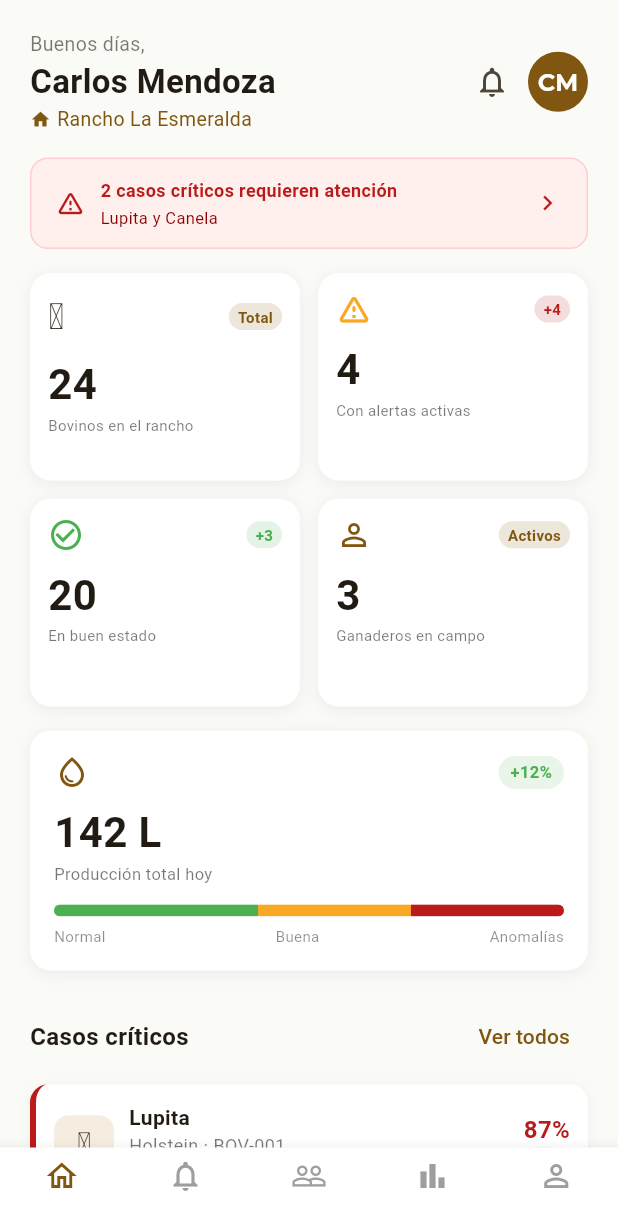
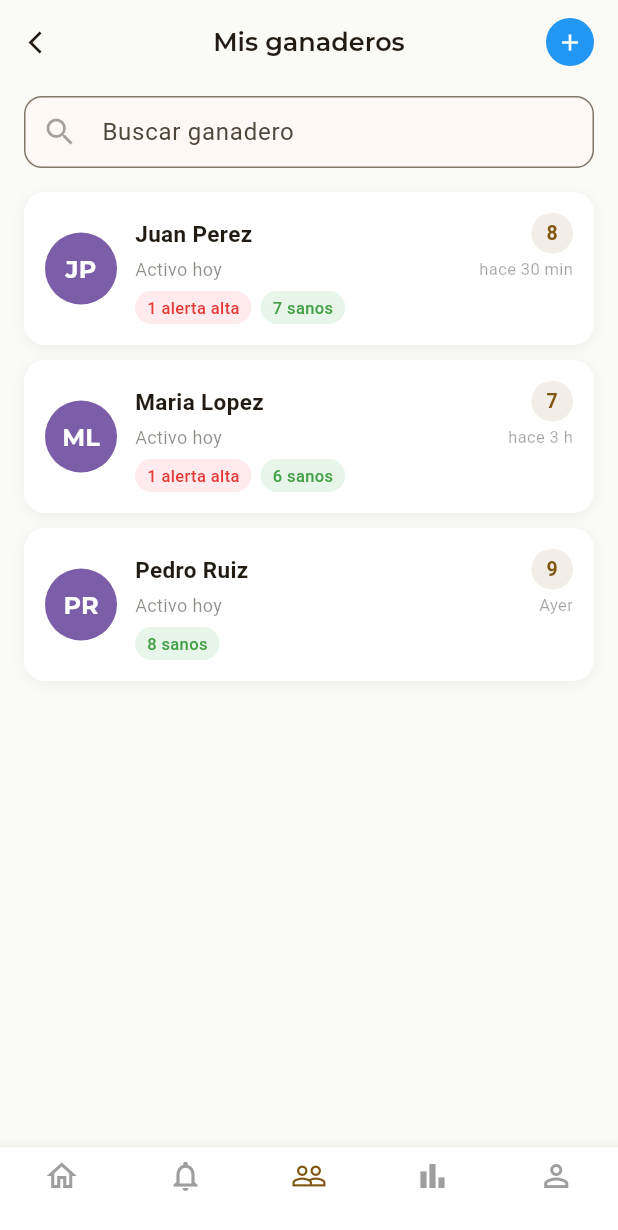
Before and after one commit to skinny10/Ganajec, a Flutter app: the screen it shows after launch, on a phone screen of 412 x 824 dp. Shown: the top 1230 px of the screen. Run offline on Flutter 3.47's test engine with Material 3 defaults, Android fonts, the phone set to English and light mode, and no system bars; our stand-ins replace device_preview, dio, go_router, google_fonts; accounts and stored records are empty.

Commit message:
feat: add mis ganaderos screen with clean architecture

```diff
--- a/lib/core/router/app_router.dart
+++ b/lib/core/router/app_router.dart
@@ -4,6 +4,7 @@ import 'package:ganajec/features/auth/presentation/screens/register/register_scr
 import 'package:ganajec/features/ganadero/presentation/screens/home/home_screen.dart';
 import 'package:ganajec/features/ganadero/presentation/screens/registro_bovino/registro_bovino_screen.dart';
 import 'package:ganajec/features/dueno/presentation/screens/dashboard/dashboard_screen.dart';
+import 'package:ganajec/features/dueno/presentation/screens/mis_ganaderos/mis_ganaderos_screen.dart';
 
 class AppRoutes {
   AppRoutes._();
@@ -12,12 +13,13 @@ class AppRoutes {
   static const String home = '/home';
   static const String registroBovino = '/registro-bovino';
   static const String dashboardDueno = '/dashboard-dueno';
+  static const String misGanaderos = '/mis-ganaderos';
 }
 
 class AppRouter {
   AppRouter._();
   static final router = GoRouter(
-    initialLocation: AppRoutes.dashboardDueno,
+    initialLocation: AppRoutes.misGanaderos,
     routes: [
       GoRoute(
         path: AppRoutes.login,
@@ -39,6 +41,10 @@ class AppRouter {
         path: AppRoutes.dashboardDueno,
         builder: (context, state) => const DashboardScreen(),
       ),
+      GoRoute(
+        path: AppRoutes.misGanaderos,
+        builder: (context, state) => const MisGanaderosScreen(),
+      ),
     ],
   );
 }
--- /dev/null
+++ b/lib/features/dueno/presentation/screens/mis_ganaderos/mis_ganaderos_components.dart
@@ -0,0 +1,37 @@
+import 'package:flutter/material.dart';
+
+class GanaderoSearchBar extends StatelessWidget {
+  final TextEditingController controller;
+  final ValueChanged<String> onChanged;
+
+  const GanaderoSearchBar({
+    super.key,
+    required this.controller,
+    required this.onChanged,
+  });
+
+  @override
+  Widget build(BuildContext context) {
+    final colors = Theme.of(context).colorScheme;
+
+    return Padding(
+      padding: const EdgeInsets.symmetric(horizontal: 16, vertical: 8),
+      child: TextField(
+        controller: controller,
+        onChanged: onChanged,
+        decoration: InputDecoration(
+          hintText: 'Buscar ganadero',
+          prefixIcon: Icon(Icons.search,
+              color: colors.onSurface.withValues(alpha: 0.4)),
+          filled: true,
+          fillColor: colors.surface,
+          border: OutlineInputBorder(
+            borderRadius: BorderRadius.circular(12),
+            borderSide: BorderSide.none,
+          ),
+          contentPadding: const EdgeInsets.symmetric(vertical: 12),
+        ),
+      ),
+    );
+  }
+}
--- /dev/null
+++ b/lib/features/dueno/presentation/screens/mis_ganaderos/mis_ganaderos_screen.dart
@@ -0,0 +1,132 @@
+import 'package:flutter/material.dart';
+import 'package:ganajec/features/dueno/domain/entities/dueno_dashboard.dart';
+import '../../widgets/ganadero_list_tile.dart';
+import 'mis_ganaderos_components.dart';
+
+class MisGanaderosScreen extends StatefulWidget {
+  const MisGanaderosScreen({super.key});
+
+  @override
+  State<MisGanaderosScreen> createState() => _MisGanaderosScreenState();
+}
+
+class _MisGanaderosScreenState extends State<MisGanaderosScreen> {
+  final TextEditingController _searchController = TextEditingController();
+  String _query = '';
+
+  @override
+  void dispose() {
+    _searchController.dispose();
+    super.dispose();
+  }
+
+  final List<GanaderoResumen> _ganaderos = [
+    GanaderoResumen(
+      id: '1',
+      nombre: 'Juan Perez',
+      iniciales: 'JP',
+      totalBovinos: 8,
+      alertasAltas: 1,
+      animalesSanos: 7,
+      activoHoy: true,
+      ultimaActividad: DateTime.now().subtract(const Duration(minutes: 30)),
+    ),
+    GanaderoResumen(
+      id: '2',
+      nombre: 'Maria Lopez',
+      iniciales: 'ML',
+      totalBovinos: 7,
+      alertasAltas: 1,
+      animalesSanos: 6,
+      activoHoy: true,
+      ultimaActividad: DateTime.now().subtract(const Duration(hours: 3)),
+    ),
+    GanaderoResumen(
+      id: '3',
+      nombre: 'Pedro Ruiz',
+      iniciales: 'PR',
+      totalBovinos: 9,
+      alertasAltas: 0,
+      animalesSanos: 8,
+      activoHoy: true,
+      ultimaActividad: DateTime.now().subtract(const Duration(days: 1)),
+    ),
+  ];
+
+  List<GanaderoResumen> get _filtrados => _ganaderos
+      .where((g) => g.nombre.toLowerCase().contains(_query.toLowerCase()))
+      .toList();
+
+  @override
+  Widget build(BuildContext context) {
+    final colors = Theme.of(context).colorScheme;
+
+    return Scaffold(
+      backgroundColor: const Color(0xFFFAFAF7),
+      appBar: AppBar(
+        backgroundColor: const Color(0xFFFAFAF7),
+        elevation: 0,
+        leading: IconButton(
+          icon: const Icon(Icons.arrow_back_ios, size: 18),
+          onPressed: () => Navigator.pop(context),
+        ),
+        title: const Text(
+          'Mis ganaderos',
+          style: TextStyle(fontWeight: FontWeight.w600, fontSize: 17),
+        ),
+        centerTitle: true,
+        actions: [
+          Padding(
+            padding: const EdgeInsets.only(right: 16),
+            child: CircleAvatar(
+              radius: 16,
+              backgroundColor: Colors.blue,
+              child: IconButton(
+                padding: EdgeInsets.zero,
+                icon: const Icon(Icons.add, color: Colors.white, size: 18),
+                onPressed: () {},
+              ),
+            ),
+          ),
+        ],
+      ),
+      body: Column(
+        children: [
+          GanaderoSearchBar(
+            controller: _searchController,
+            onChanged: (v) => setState(() => _query = v),
+          ),
+          Expanded(
+            child: ListView.separated(
+              padding:
+                  const EdgeInsets.symmetric(horizontal: 16, vertical: 8),
+              itemCount: _filtrados.length,
+              separatorBuilder: (_, __) => const SizedBox(height: 10),
+              itemBuilder: (context, index) =>
+                  GanaderoListTile(ganadero: _filtrados[index]),
+            ),
+          ),
+        ],
+      ),
+      bottomNavigationBar: BottomNavigationBar(
+        currentIndex: 2,
+        type: BottomNavigationBarType.fixed,
+        backgroundColor: Colors.white,
+        selectedItemColor: colors.primary,
+        unselectedItemColor: Colors.grey,
+        items: const [
+          BottomNavigationBarItem(
+              icon: Icon(Icons.home_outlined), label: ''),
+          BottomNavigationBarItem(
+              icon: Icon(Icons.notifications_outlined), label: ''),
+          BottomNavigationBarItem(
+              icon: Icon(Icons.people_outline), label: ''),
+          BottomNavigationBarItem(
+              icon: Icon(Icons.bar_chart_outlined), label: ''),
+          BottomNavigationBarItem(
+              icon: Icon(Icons.person_outline), label: ''),
+        ],
+      ),
+    );
+  }
+}
--- /dev/null
+++ b/lib/features/dueno/presentation/widgets/ganadero_list_tile.dart
@@ -0,0 +1,148 @@
+import 'package:flutter/material.dart';
+import 'package:ganajec/features/dueno/domain/entities/dueno_dashboard.dart';
+
+class GanaderoListTile extends StatelessWidget {
+  final GanaderoResumen ganadero;
+
+  const GanaderoListTile({super.key, required this.ganadero});
+
+  Color _colorAvatar() {
+    final colores = [
+      const Color(0xFF4CAF50),
+      const Color(0xFF7B5EA7),
+      const Color(0xFFBF6030),
+    ];
+    return colores[ganadero.id.hashCode % colores.length];
+  }
+
+  String _tiempoRelativo(DateTime? fecha) {
+    if (fecha == null) return '';
+    final diff = DateTime.now().difference(fecha);
+    if (diff.inMinutes < 60) return 'hace ${diff.inMinutes} min';
+    if (diff.inHours < 24) return 'hace ${diff.inHours} h';
+    return 'Ayer';
+  }
+
+  @override
+  Widget build(BuildContext context) {
+    final colors = Theme.of(context).colorScheme;
+
+    return Container(
+      padding: const EdgeInsets.all(14),
+      decoration: BoxDecoration(
+        color: Colors.white,
+        borderRadius: BorderRadius.circular(14),
+        boxShadow: [
+          BoxShadow(
+            color: Colors.black.withValues(alpha: 0.05),
+            blurRadius: 8,
+            offset: const Offset(0, 2),
+          ),
+        ],
+      ),
+      child: Row(
+        children: [
+          CircleAvatar(
+            radius: 24,
+            backgroundColor: _colorAvatar(),
+            child: Text(
+              ganadero.iniciales,
+              style: const TextStyle(
+                color: Colors.white,
+                fontWeight: FontWeight.bold,
+                fontSize: 16,
+              ),
+            ),
+          ),
+          const SizedBox(width: 12),
+          Expanded(
+            child: Column(
+              crossAxisAlignment: CrossAxisAlignment.start,
+              children: [
+                Row(
+                  mainAxisAlignment: MainAxisAlignment.spaceBetween,
+                  children: [
+                    Text(
+                      ganadero.nombre,
+                      style: const TextStyle(
+                        fontWeight: FontWeight.w600,
+                        fontSize: 15,
+                      ),
+                    ),
+                    Container(
+                      padding: const EdgeInsets.symmetric(
+                          horizontal: 10, vertical: 4),
+                      decoration: BoxDecoration(
+                        color: colors.primary.withValues(alpha: 0.1),
+                        borderRadius: BorderRadius.circular(20),
+                      ),
+                      child: Text(
+                        '${ganadero.totalBovinos}',
+                        style: TextStyle(
+                          fontWeight: FontWeight.bold,
+                          fontSize: 13,
+                          color: colors.primary,
+                        ),
+                      ),
+                    ),
+                  ],
+                ),
+                const SizedBox(height: 2),
+                Row(
+                  mainAxisAlignment: MainAxisAlignment.spaceBetween,
+                  children: [
+                    Text(
+                      ganadero.activoHoy ? 'Activo hoy' : 'Inactivo',
+                      style: TextStyle(
+                        fontSize: 12,
+                        color: colors.onSurface.withValues(alpha: 0.5),
+                      ),
+                    ),
+                    Text(
+                      _tiempoRelativo(ganadero.ultimaActividad),
+                      style: TextStyle(
+                        fontSize: 11,
+                        color: colors.onSurface.withValues(alpha: 0.4),
+                      ),
+                    ),
+                  ],
+                ),
+                const SizedBox(height: 6),
+                Row(
+                  children: [
+                    if (ganadero.alertasAltas > 0)
+                      _tag(
+                          '${ganadero.alertasAltas} alerta alta',
+                          const Color(0xFFFFEBEE),
+                          const Color(0xFFE53935)),
+                    if (ganadero.alertasAltas > 0)
+                      const SizedBox(width: 6),
+                    _tag(
+                        '${ganadero.animalesSanos} sanos',
+                        const Color(0xFFE8F5E9),
+                        const Color(0xFF43A047)),
+                  ],
+                ),
+              ],
+            ),
+          ),
+        ],
+      ),
+    );
+  }
+
+  Widget _tag(String texto, Color bg, Color fg) {
+    return Container(
+      padding: const EdgeInsets.symmetric(horizontal: 8, vertical: 3),
+      decoration: BoxDecoration(
+        color: bg,
+        borderRadius: BorderRadius.circular(20),
+      ),
+      child: Text(
+        texto,
+        style:
+            TextStyle(fontSize: 11, fontWeight: FontWeight.w500, color: fg),
+      ),
+    );
+  }
+}
```
